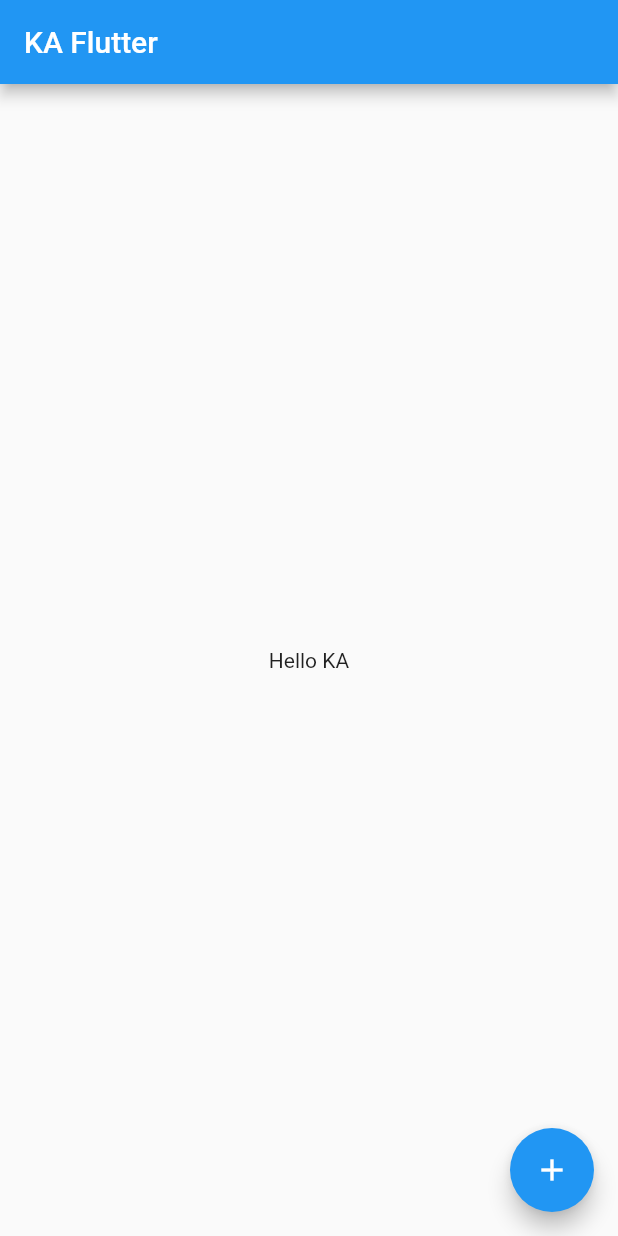
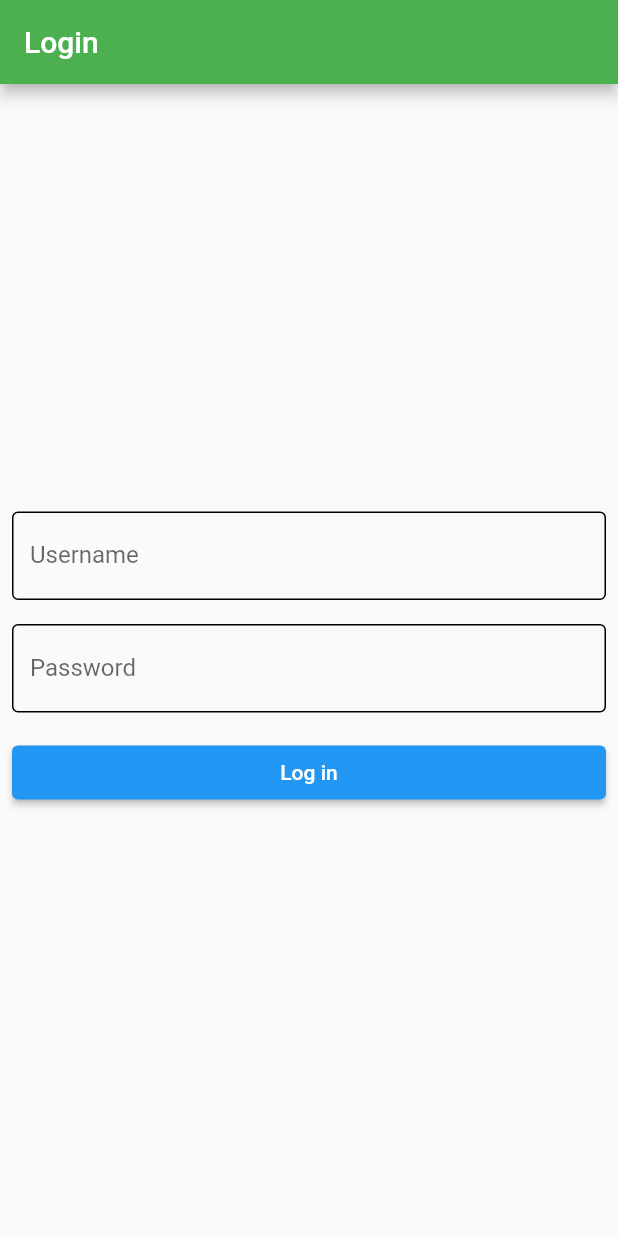
Before and after one commit to raul-sauco/ka-flutter, a Flutter app: the screen it shows after launch, on a phone screen of 412 x 824 dp. Run offline on Flutter 3.47's test engine with Material 2 defaults, Android fonts, the phone set to English and light mode, and no system bars; our stand-ins replace shared_preferences; missing offline and left inert: global_configuration.

Commit message:
Add login screen

```diff
--- a/lib/main.dart
+++ b/lib/main.dart
@@ -1,40 +1,42 @@
 import 'package:flutter/material.dart';
+import 'package:global_configuration/global_configuration.dart';
+import 'package:shared_preferences/shared_preferences.dart';
+import 'package:kaf/screens/home.dart';
+import 'package:kaf/screens/login.dart';
 
-void main() {
-  runApp(MyApp());
+// https://stackoverflow.com/a/54382116/2557030
+Future<void> main() async {
+  // Do this outside App build method
+  WidgetsFlutterBinding.ensureInitialized();
+  await GlobalConfiguration().loadFromAsset("local_settings");
+  SharedPreferences prefs = await SharedPreferences.getInstance();
+  var accessToken = prefs.getString('accessToken');
+  bool auth = accessToken != null; // todo, is valid?
+  if (auth) {
+    print('Access token: $accessToken');
+    GlobalConfiguration().updateValue("accessToken", accessToken);
+  } else {
+    print('No access token');
+  }
+  runApp(MyApp(
+    auth: auth,
+  ));
 }
 
 class MyApp extends StatelessWidget {
+  final bool auth;
+
+  MyApp({this.auth});
+
   @override
   Widget build(BuildContext context) {
     return MaterialApp(
       title: 'Flutter Demo',
       theme: ThemeData(
+        primaryColor: Colors.green,
         visualDensity: VisualDensity.adaptivePlatformDensity,
       ),
-      home: MyHomePage(title: 'KA Flutter'),
+      home: auth ? HomePage() : LoginPage(),
     );
   }
 }
-
-class MyHomePage extends StatelessWidget {
-  MyHomePage({Key key, this.title}) : super(key: key);
-
-  final String title;
-
-  Widget build(BuildContext context) {
-    return Scaffold(
-      appBar: AppBar(
-        title: Text(title),
-      ),
-      body: Center(child: Text('Hello KA')),
-      floatingActionButton: FloatingActionButton(
-        onPressed: () {
-          print('Doing something cool');
-        },
-        tooltip: 'Click me',
-        child: Icon(Icons.add),
-      ),
-    );
-  }
-}
--- /dev/null
+++ b/lib/screens/login.dart
@@ -0,0 +1,27 @@
+import 'package:flutter/material.dart';
+import 'package:global_configuration/global_configuration.dart';
+import 'package:kaf/widgets/login_form.dart';
+
+class LoginPage extends StatelessWidget {
+  LoginPage({Key key}) : super(key: key);
+
+  final String title = 'Login';
+  @override
+  Widget build(BuildContext context) {
+    return Scaffold(
+      appBar: AppBar(
+        title: Text(title),
+      ),
+      body: LoginForm(
+        loginCallback: sendLoginRequest,
+      ),
+    );
+  }
+}
+
+// Send a login request to the API and process the results.
+void sendLoginRequest(LoginArguments args) {
+  String apiUrl = GlobalConfiguration().getValue("apiUrl");
+  print('TODO. apiurl: $apiUrl');
+  print('Username: ${args.username}. Password ${args.password}');
+}
--- /dev/null
+++ b/lib/widgets/login_form.dart
@@ -0,0 +1,108 @@
+import 'package:flutter/material.dart';
+import 'package:flutter/services.dart';
+
+/// Login screen lets the user enter login credentials.
+///
+/// The screen needs state to keep itself up to date with changes on the
+/// information entered by the user.
+class LoginForm extends StatefulWidget {
+  /// Used by the router to index this screen.
+  static const passwordLabel = 'Password';
+  final Function loginCallback;
+
+  LoginForm({@required this.loginCallback});
+
+  @override
+  _LoginFormState createState() => _LoginFormState();
+}
+
+class _LoginFormState extends State<LoginForm> {
+  // Global key to identify and validate.
+  final _formKey = GlobalKey<FormState>();
+  // Used to temporarily store login credentials. Not final, can be updated.
+  String _username;
+  String _password;
+
+  @override
+  Widget build(BuildContext context) {
+    return Padding(
+      padding: const EdgeInsets.all(8.0),
+      // Use a form to keep values together.
+      child: Form(
+        key: _formKey,
+        child: Column(
+          // Align the form items in the middle of the page.
+          mainAxisAlignment: MainAxisAlignment.center,
+          // Stretch will make the button full-width.
+          crossAxisAlignment: CrossAxisAlignment.stretch,
+          children: [
+            getFormField('Username', (String value) {
+              _username = value.trim();
+            }),
+            SizedBox(height: 16),
+            getFormField(LoginForm.passwordLabel, (String value) {
+              _password = value.trim();
+            }),
+            SizedBox(height: 16),
+            ElevatedButton(
+              child: Text("Log in"),
+              onPressed: () {
+                if (_formKey.currentState.validate()) {
+                  // If the form passes validation, save the values.
+                  _formKey.currentState.save();
+                  // Send the data to the login attempt callback
+                  widget.loginCallback(LoginArguments(
+                    _username,
+                    _password,
+                  ));
+                }
+              },
+            ),
+          ],
+        ),
+      ),
+    );
+  }
+}
+
+/// Generate one of the form fields.
+///
+/// Extract this widget into a method because we use it twice with very
+/// similar structure.
+TextFormField getFormField(String labelText, Function onSaved) {
+  return TextFormField(
+    decoration: InputDecoration(
+      labelText: labelText,
+      enabledBorder: OutlineInputBorder(),
+      floatingLabelBehavior: FloatingLabelBehavior.auto,
+    ),
+    validator: (value) {
+      // Especial case for the password, we need a minimum length.
+      if (labelText == LoginForm.passwordLabel && value.length < 6) {
+        return 'Please enter at least 6 characters';
+      }
+      return value.isEmpty ? 'Please enter some text' : null;
+    },
+    onSaved: onSaved,
+    // Only obscure the password field.
+    obscureText: labelText == LoginForm.passwordLabel,
+    inputFormatters: [
+      if (labelText == LoginForm.passwordLabel)
+        // Don't allow whitespace in the password.
+        FilteringTextInputFormatter.deny(new RegExp(r"\s"))
+      else
+        // Only allow A-Z a-z 0-9 - . on the username. Real use would need
+        // to be fancier, i.e. check that the first/last characters are a-z
+        FilteringTextInputFormatter.allow(new RegExp(r"[\w-.]")),
+    ],
+  );
+}
+
+// Class to store the login arguments.
+class LoginArguments {
+  final String username;
+  final String password;
+
+  // Using positional parameters for simplicity.
+  LoginArguments(this.username, this.password);
+}
```
Also changed, not shown: lib/screens/home.dart (added, +17 -0 lines), pubspec.yaml (+6 -53 lines), pubspec.lock, 1 other file.
